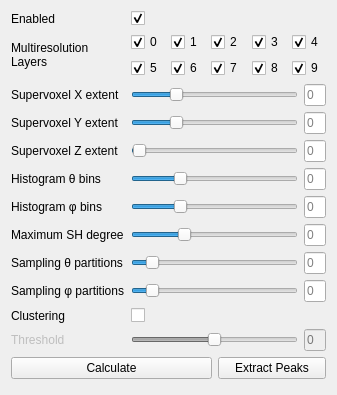
First picture: the form in include/pli_vis/ui/plugins/odf_toolbox.ui, repository VRGroupRWTH/pli_view, before the edit.
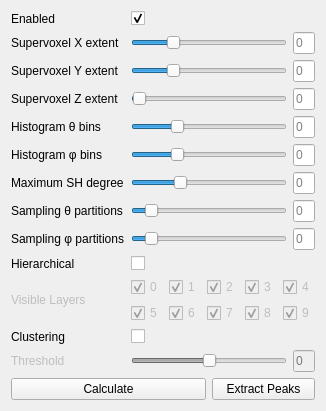
Second picture: the form after the edit.

Commit message: Hierarchical calculation is now optional and is togglable in the UI.

Patch:
```diff
--- a/include/pli_vis/ui/plugins/odf_toolbox.ui
+++ b/include/pli_vis/ui/plugins/odf_toolbox.ui
@@ -6,7 +6,7 @@
    <rect>
     <x>0</x>
     <y>0</y>
-    <width>337</width>
+    <width>294</width>
     <height>395</height>
    </rect>
   </property>
@@ -14,6 +14,13 @@
    <string>Orientation Distribution Function Toolbox</string>
   </property>
   <layout class="QGridLayout" name="gridLayout">
+   <item row="0" column="0">
+    <widget class="QLabel" name="label_enabled">
+     <property name="text">
+      <string>Enabled</string>
+     </property>
+    </widget>
+   </item>
    <item row="0" column="1">
     <widget class="QCheckBox" name="checkbox_enabled">
      <property name="layoutDirection">
@@ -27,61 +34,7 @@
      </property>
     </widget>
    </item>
-   <item row="5" column="1" colspan="2">
-    <widget class="QSlider" name="slider_histogram_theta">
-     <property name="sizePolicy">
-      <sizepolicy hsizetype="Preferred" vsizetype="Preferred">
-       <horstretch>4</horstretch>
-       <verstretch>0</verstretch>
-      </sizepolicy>
-     </property>
-     <property name="minimumSize">
-      <size>
-       <width>0</width>
-       <height>0</height>
-      </size>
-     </property>
-     <property name="maximum">
-      <number>360</number>
-     </property>
-     <property name="value">
-      <number>100</number>
-     </property>
-     <property name="orientation">
-      <enum>Qt::Horizontal</enum>
-     </property>
-    </widget>
-   </item>
-   <item row="5" column="3">
-    <widget class="QLineEdit" name="line_edit_histogram_theta">
-     <property name="sizePolicy">
-      <sizepolicy hsizetype="Preferred" vsizetype="Preferred">
-       <horstretch>1</horstretch>
-       <verstretch>0</verstretch>
-      </sizepolicy>
-     </property>
-     <property name="text">
-      <string/>
-     </property>
-     <property name="alignment">
-      <set>Qt::AlignLeading|Qt::AlignLeft|Qt::AlignVCenter</set>
-     </property>
-     <property name="placeholderText">
-      <string>0</string>
-     </property>
-    </widget>
-   </item>
-   <item row="6" column="0">
-    <widget class="QLabel" name="label_histogram_phi">
-     <property name="enabled">
-      <bool>true</bool>
-     </property>
-     <property name="text">
-      <string>Histogram φ bins</string>
-     </property>
-    </widget>
-   </item>
-   <item row="2" column="0">
+   <item row="1" column="0">
     <widget class="QLabel" name="label_vector_block_x">
      <property name="enabled">
       <bool>true</bool>
@@ -91,216 +44,7 @@
      </property>
     </widget>
    </item>
-   <item row="5" column="0">
-    <widget class="QLabel" name="label_histogram_theta">
-     <property name="enabled">
-      <bool>true</bool>
-     </property>
-     <property name="text">
-      <string>Histogram θ bins</string>
-     </property>
-    </widget>
-   </item>
-   <item row="6" column="1" colspan="2">
-    <widget class="QSlider" name="slider_histogram_phi">
-     <property name="sizePolicy">
-      <sizepolicy hsizetype="Preferred" vsizetype="Preferred">
-       <horstretch>4</horstretch>
-       <verstretch>0</verstretch>
-      </sizepolicy>
-     </property>
-     <property name="minimumSize">
-      <size>
-       <width>0</width>
-       <height>0</height>
-      </size>
-     </property>
-     <property name="maximum">
-      <number>180</number>
-     </property>
-     <property name="value">
-      <number>50</number>
-     </property>
-     <property name="orientation">
-      <enum>Qt::Horizontal</enum>
-     </property>
-    </widget>
-   </item>
-   <item row="3" column="0">
-    <widget class="QLabel" name="label_vector_block_y">
-     <property name="enabled">
-      <bool>true</bool>
-     </property>
-     <property name="text">
-      <string>Supervoxel Y extent</string>
-     </property>
-    </widget>
-   </item>
-   <item row="3" column="3">
-    <widget class="QLineEdit" name="line_edit_vector_block_y">
-     <property name="sizePolicy">
-      <sizepolicy hsizetype="Preferred" vsizetype="Preferred">
-       <horstretch>1</horstretch>
-       <verstretch>0</verstretch>
-      </sizepolicy>
-     </property>
-     <property name="text">
-      <string/>
-     </property>
-     <property name="alignment">
-      <set>Qt::AlignLeading|Qt::AlignLeft|Qt::AlignVCenter</set>
-     </property>
-     <property name="placeholderText">
-      <string>0</string>
-     </property>
-    </widget>
-   </item>
-   <item row="1" column="1" colspan="3">
-    <layout class="QGridLayout" name="layout_depth_checkboxes">
-     <item row="1" column="0">
-      <widget class="QCheckBox" name="checkbox_depth_5">
-       <property name="text">
-        <string>5</string>
-       </property>
-       <property name="checked">
-        <bool>true</bool>
-       </property>
-      </widget>
-     </item>
-     <item row="1" column="2">
-      <widget class="QCheckBox" name="checkbox_depth_7">
-       <property name="text">
-        <string>7</string>
-       </property>
-       <property name="checked">
-        <bool>true</bool>
-       </property>
-      </widget>
-     </item>
-     <item row="0" column="4">
-      <widget class="QCheckBox" name="checkbox_depth_4">
-       <property name="text">
-        <string>4</string>
-       </property>
-       <property name="checked">
-        <bool>true</bool>
-       </property>
-      </widget>
-     </item>
-     <item row="1" column="3">
-      <widget class="QCheckBox" name="checkbox_depth_8">
-       <property name="text">
-        <string>8</string>
-       </property>
-       <property name="checked">
-        <bool>true</bool>
-       </property>
-      </widget>
-     </item>
-     <item row="0" column="3">
-      <widget class="QCheckBox" name="checkbox_depth_3">
-       <property name="text">
-        <string>3</string>
-       </property>
-       <property name="checked">
-        <bool>true</bool>
-       </property>
-      </widget>
-     </item>
-     <item row="1" column="1">
-      <widget class="QCheckBox" name="checkbox_depth_6">
-       <property name="text">
-        <string>6</string>
-       </property>
-       <property name="checked">
-        <bool>true</bool>
-       </property>
-      </widget>
-     </item>
-     <item row="0" column="0">
-      <widget class="QCheckBox" name="checkbox_depth_0">
-       <property name="toolTip">
-        <string/>
-       </property>
-       <property name="text">
-        <string>0</string>
-       </property>
-       <property name="checked">
-        <bool>true</bool>
-       </property>
-      </widget>
-     </item>
-     <item row="0" column="2">
-      <widget class="QCheckBox" name="checkbox_depth_2">
-       <property name="text">
-        <string>2</string>
-       </property>
-       <property name="checked">
-        <bool>true</bool>
-       </property>
-      </widget>
-     </item>
-     <item row="0" column="1">
-      <widget class="QCheckBox" name="checkbox_depth_1">
-       <property name="text">
-        <string>1</string>
-       </property>
-       <property name="checked">
-        <bool>true</bool>
-       </property>
-      </widget>
-     </item>
-     <item row="1" column="4">
-      <widget class="QCheckBox" name="checkbox_depth_9">
-       <property name="text">
-        <string>9</string>
-       </property>
-       <property name="checked">
-        <bool>true</bool>
-       </property>
-      </widget>
-     </item>
-    </layout>
-   </item>
-   <item row="4" column="0">
-    <widget class="QLabel" name="label_vector_block_z">
-     <property name="enabled">
-      <bool>true</bool>
-     </property>
-     <property name="text">
-      <string>Supervoxel Z extent</string>
-     </property>
-    </widget>
-   </item>
-   <item row="4" column="1" colspan="2">
-    <widget class="QSlider" name="slider_vector_block_z">
-     <property name="sizePolicy">
-      <sizepolicy hsizetype="Preferred" vsizetype="Preferred">
-       <horstretch>4</horstretch>
-       <verstretch>0</verstretch>
-      </sizepolicy>
-     </property>
-     <property name="minimumSize">
-      <size>
-       <width>0</width>
-       <height>0</height>
-      </size>
-     </property>
-     <property name="maximum">
-      <number>256</number>
-     </property>
-     <property name="singleStep">
-      <number>1</number>
-     </property>
-     <property name="value">
-      <number>1</number>
-     </property>
-     <property name="orientation">
-      <enum>Qt::Horizontal</enum>
-     </property>
-    </widget>
-   </item>
-   <item row="2" column="1" colspan="2">
+   <item row="1" column="1" colspan="2">
     <widget class="QSlider" name="slider_vector_block_x">
      <property name="sizePolicy">
       <sizepolicy hsizetype="Preferred" vsizetype="Preferred">
@@ -334,7 +78,7 @@
      </property>
     </widget>
    </item>
-   <item row="2" column="3">
+   <item row="1" column="3">
     <widget class="QLineEdit" name="line_edit_vector_block_x">
      <property name="sizePolicy">
       <sizepolicy hsizetype="Preferred" vsizetype="Preferred">
@@ -353,7 +97,17 @@
      </property>
     </widget>
    </item>
-   <item row="3" column="1" colspan="2">
+   <item row="2" column="0">
+    <widget class="QLabel" name="label_vector_block_y">
+     <property name="enabled">
+      <bool>true</bool>
+     </property>
+     <property name="text">
+      <string>Supervoxel Y extent</string>
+     </property>
+    </widget>
+   </item>
+   <item row="2" column="1" colspan="2">
     <widget class="QSlider" name="slider_vector_block_y">
      <property name="sizePolicy">
       <sizepolicy hsizetype="Preferred" vsizetype="Preferred">
@@ -381,14 +135,64 @@
      </property>
     </widget>
    </item>
-   <item row="0" column="0">
-    <widget class="QLabel" name="label_enabled">
+   <item row="2" column="3">
+    <widget class="QLineEdit" name="line_edit_vector_block_y">
+     <property name="sizePolicy">
+      <sizepolicy hsizetype="Preferred" vsizetype="Preferred">
+       <horstretch>1</horstretch>
+       <verstretch>0</verstretch>
+      </sizepolicy>
+     </property>
      <property name="text">
-      <string>Enabled</string>
+      <string/>
      </property>
+     <property name="alignment">
+      <set>Qt::AlignLeading|Qt::AlignLeft|Qt::AlignVCenter</set>
+     </property>
+     <property name="placeholderText">
+      <string>0</string>
+     </property>
     </widget>
    </item>
-   <item row="4" column="3">
+   <item row="3" column="0">
+    <widget class="QLabel" name="label_vector_block_z">
+     <property name="enabled">
+      <bool>true</bool>
+     </property>
+     <property name="text">
+      <string>Supervoxel Z extent</string>
+     </property>
+    </widget>
+   </item>
+   <item row="3" column="1" colspan="2">
+    <widget class="QSlider" name="slider_vector_block_z">
+     <property name="sizePolicy">
+      <sizepolicy hsizetype="Preferred" vsizetype="Preferred">
+       <horstretch>4</horstretch>
+       <verstretch>0</verstretch>
+      </sizepolicy>
+     </property>
+     <property name="minimumSize">
+      <size>
+       <width>0</width>
+       <height>0</height>
+      </size>
+     </property>
+     <property name="maximum">
+      <number>256</number>
+     </property>
+     <property name="singleStep">
+      <number>1</number>
+     </property>
+     <property name="value">
+      <number>1</number>
+     </property>
+     <property name="orientation">
+      <enum>Qt::Horizontal</enum>
+     </property>
+    </widget>
+   </item>
+   <item row="3" column="3">
     <widget class="QLineEdit" name="line_edit_vector_block_z">
      <property name="sizePolicy">
       <sizepolicy hsizetype="Preferred" vsizetype="Preferred">
@@ -407,26 +211,18 @@
      </property>
     </widget>
    </item>
-   <item row="1" column="0">
-    <widget class="QLabel" name="label_depths">
-     <property name="text">
-      <string>Multiresolution
-Layers</string>
-     </property>
-    </widget>
-   </item>
-   <item row="8" column="0">
-    <widget class="QLabel" name="label_sampling_theta">
+   <item row="4" column="0">
+    <widget class="QLabel" name="label_histogram_theta">
      <property name="enabled">
       <bool>true</bool>
      </property>
      <property name="text">
-      <string>Sampling θ partitions</string>
+      <string>Histogram θ bins</string>
      </property>
     </widget>
    </item>
-   <item row="8" column="1" colspan="2">
-    <widget class="QSlider" name="slider_sampling_theta">
+   <item row="4" column="1" colspan="2">
+    <widget class="QSlider" name="slider_histogram_theta">
      <property name="sizePolicy">
       <sizepolicy hsizetype="Preferred" vsizetype="Preferred">
        <horstretch>4</horstretch>
@@ -443,34 +239,68 @@
       <number>360</number>
      </property>
      <property name="value">
-      <number>32</number>
+      <number>100</number>
      </property>
      <property name="orientation">
       <enum>Qt::Horizontal</enum>
      </property>
     </widget>
    </item>
-   <item row="11" column="0">
-    <widget class="QLabel" name="label_threshold">
-     <property name="enabled">
-      <bool>false</bool>
+   <item row="4" column="3">
+    <widget class="QLineEdit" name="line_edit_histogram_theta">
+     <property name="sizePolicy">
+      <sizepolicy hsizetype="Preferred" vsizetype="Preferred">
+       <horstretch>1</horstretch>
+       <verstretch>0</verstretch>
+      </sizepolicy>
      </property>
      <property name="text">
-      <string>Threshold</string>
+      <string/>
+     </property>
+     <property name="alignment">
+      <set>Qt::AlignLeading|Qt::AlignLeft|Qt::AlignVCenter</set>
+     </property>
+     <property name="placeholderText">
+      <string>0</string>
      </property>
     </widget>
    </item>
-   <item row="9" column="0">
-    <widget class="QLabel" name="label_sampling_phi">
+   <item row="5" column="0">
+    <widget class="QLabel" name="label_histogram_phi">
      <property name="enabled">
       <bool>true</bool>
      </property>
      <property name="text">
-      <string>Sampling φ partitions</string>
+      <string>Histogram φ bins</string>
      </property>
     </widget>
    </item>
-   <item row="6" column="3">
+   <item row="5" column="1" colspan="2">
+    <widget class="QSlider" name="slider_histogram_phi">
+     <property name="sizePolicy">
+      <sizepolicy hsizetype="Preferred" vsizetype="Preferred">
+       <horstretch>4</horstretch>
+       <verstretch>0</verstretch>
+      </sizepolicy>
+     </property>
+     <property name="minimumSize">
+      <size>
+       <width>0</width>
+       <height>0</height>
+      </size>
+     </property>
+     <property name="maximum">
+      <number>180</number>
+     </property>
+     <property name="value">
+      <number>50</number>
+     </property>
+     <property name="orientation">
+      <enum>Qt::Horizontal</enum>
+     </property>
+    </widget>
+   </item>
+   <item row="5" column="3">
     <widget class="QLineEdit" name="line_edit_histogram_phi">
      <property name="sizePolicy">
       <sizepolicy hsizetype="Preferred" vsizetype="Preferred">
@@ -489,7 +319,17 @@
      </property>
     </widget>
    </item>
-   <item row="7" column="1" colspan="2">
+   <item row="6" column="0">
+    <widget class="QLabel" name="label_maximum_sh_degree">
+     <property name="enabled">
+      <bool>true</bool>
+     </property>
+     <property name="text">
+      <string>Maximum SH degree</string>
+     </property>
+    </widget>
+   </item>
+   <item row="6" column="1" colspan="2">
     <widget class="QSlider" name="slider_maximum_sh_degree">
      <property name="sizePolicy">
       <sizepolicy hsizetype="Preferred" vsizetype="Preferred">
@@ -514,17 +354,61 @@
      </property>
     </widget>
    </item>
+   <item row="6" column="3">
+    <widget class="QLineEdit" name="line_edit_maximum_sh_degree">
+     <property name="sizePolicy">
+      <sizepolicy hsizetype="Preferred" vsizetype="Preferred">
+       <horstretch>1</horstretch>
+       <verstretch>0</verstretch>
+      </sizepolicy>
+     </property>
+     <property name="text">
+      <string/>
+     </property>
+     <property name="alignment">
+      <set>Qt::AlignLeading|Qt::AlignLeft|Qt::AlignVCenter</set>
+     </property>
+     <property name="placeholderText">
+      <string>0</string>
+     </property>
+    </widget>
+   </item>
    <item row="7" column="0">
-    <widget class="QLabel" name="label_maximum_sh_degree">
+    <widget class="QLabel" name="label_sampling_theta">
      <property name="enabled">
       <bool>true</bool>
      </property>
      <property name="text">
-      <string>Maximum SH degree</string>
+      <string>Sampling θ partitions</string>
      </property>
     </widget>
    </item>
-   <item row="8" column="3">
+   <item row="7" column="1" colspan="2">
+    <widget class="QSlider" name="slider_sampling_theta">
+     <property name="sizePolicy">
+      <sizepolicy hsizetype="Preferred" vsizetype="Preferred">
+       <horstretch>4</horstretch>
+       <verstretch>0</verstretch>
+      </sizepolicy>
+     </property>
+     <property name="minimumSize">
+      <size>
+       <width>0</width>
+       <height>0</height>
+      </size>
+     </property>
+     <property name="maximum">
+      <number>360</number>
+     </property>
+     <property name="value">
+      <number>32</number>
+     </property>
+     <property name="orientation">
+      <enum>Qt::Horizontal</enum>
+     </property>
+    </widget>
+   </item>
+   <item row="7" column="3">
     <widget class="QLineEdit" name="line_edit_sampling_theta">
      <property name="sizePolicy">
       <sizepolicy hsizetype="Preferred" vsizetype="Preferred">
@@ -543,26 +427,17 @@
      </property>
     </widget>
    </item>
-   <item row="9" column="3">
-    <widget class="QLineEdit" name="line_edit_sampling_phi">
-     <property name="sizePolicy">
-      <sizepolicy hsizetype="Preferred" vsizetype="Preferred">
-       <horstretch>1</horstretch>
-       <verstretch>0</verstretch>
-      </sizepolicy>
+   <item row="8" column="0">
+    <widget class="QLabel" name="label_sampling_phi">
+     <property name="enabled">
+      <bool>true</bool>
      </property>
      <property name="text">
-      <string/>
-     </property>
-     <property name="alignment">
-      <set>Qt::AlignLeading|Qt::AlignLeft|Qt::AlignVCenter</set>
-     </property>
-     <property name="placeholderText">
-      <string>0</string>
+      <string>Sampling φ partitions</string>
      </property>
     </widget>
    </item>
-   <item row="9" column="1" colspan="2">
+   <item row="8" column="1" colspan="2">
     <widget class="QSlider" name="slider_sampling_phi">
      <property name="sizePolicy">
       <sizepolicy hsizetype="Preferred" vsizetype="Preferred">
@@ -587,55 +462,98 @@
      </property>
     </widget>
    </item>
+   <item row="8" column="3">
+    <widget class="QLineEdit" name="line_edit_sampling_phi">
+     <property name="sizePolicy">
+      <sizepolicy hsizetype="Preferred" vsizetype="Preferred">
+       <horstretch>1</horstretch>
+       <verstretch>0</verstretch>
+      </sizepolicy>
+     </property>
+     <property name="text">
+      <string/>
+     </property>
+     <property name="alignment">
+      <set>Qt::AlignLeading|Qt::AlignLeft|Qt::AlignVCenter</set>
+     </property>
+     <property name="placeholderText">
+      <string>0</string>
+     </property>
+    </widget>
+   </item>
+   <item row="9" column="0">
+    <widget class="QLabel" name="label_hierarchical">
+     <property name="text">
+      <string>Hierarchical</string>
+     </property>
+    </widget>
+   </item>
+   <item row="9" column="1">
+    <widget class="QCheckBox" name="checkbox_hierarchical">
+     <property name="enabled">
+      <bool>true</bool>
+     </property>
+     <property name="toolTip">
+      <string>See [HDAG2017].</string>
+     </property>
+     <property name="layoutDirection">
+      <enum>Qt::LeftToRight</enum>
+     </property>
+     <property name="text">
+      <string/>
+     </property>
+     <property name="checked">
+      <bool>false</bool>
+     </property>
+    </widget>
+   </item>
    <item row="10" column="0">
+    <widget class="QLabel" name="label_layer_checkboxes">
+     <property name="enabled">
+      <bool>false</bool>
+     </property>
+     <property name="text">
+      <string>Visible Layers</string>
+     </property>
+    </widget>
+   </item>
+   <item row="11" column="0">
     <widget class="QLabel" name="label_clustering_enabled">
      <property name="text">
       <string>Clustering</string>
      </property>
     </widget>
    </item>
-   <item row="11" column="3">
-    <widget class="QLineEdit" name="line_edit_threshold">
+   <item row="11" column="1">
+    <widget class="QCheckBox" name="checkbox_clustering_enabled">
      <property name="enabled">
-      <bool>false</bool>
+      <bool>true</bool>
      </property>
-     <property name="sizePolicy">
-      <sizepolicy hsizetype="Preferred" vsizetype="Preferred">
-       <horstretch>1</horstretch>
-       <verstretch>0</verstretch>
-      </sizepolicy>
+     <property name="toolTip">
+      <string>See [HDAG2017].</string>
      </property>
+     <property name="layoutDirection">
+      <enum>Qt::LeftToRight</enum>
+     </property>
      <property name="text">
       <string/>
      </property>
-     <property name="alignment">
-      <set>Qt::AlignLeading|Qt::AlignLeft|Qt::AlignVCenter</set>
+     <property name="checked">
+      <bool>false</bool>
      </property>
-     <property name="placeholderText">
-      <string>0</string>
-     </property>
     </widget>
    </item>
-   <item row="7" column="3">
-    <widget class="QLineEdit" name="line_edit_maximum_sh_degree">
-     <property name="sizePolicy">
-      <sizepolicy hsizetype="Preferred" vsizetype="Preferred">
-       <horstretch>1</horstretch>
-       <verstretch>0</verstretch>
-      </sizepolicy>
+   <item row="12" column="0">
+    <widget class="QLabel" name="label_threshold">
+     <property name="enabled">
+      <bool>false</bool>
      </property>
      <property name="text">
-      <string/>
+      <string>Threshold</string>
      </property>
-     <property name="alignment">
-      <set>Qt::AlignLeading|Qt::AlignLeft|Qt::AlignVCenter</set>
-     </property>
-     <property name="placeholderText">
-      <string>0</string>
-     </property>
     </widget>
    </item>
-   <item row="11" column="1" colspan="2">
+   <item row="12" column="1" colspan="2">
     <widget class="QSlider" name="slider_threshold">
      <property name="enabled">
       <bool>false</bool>
@@ -666,26 +584,170 @@
      </property>
     </widget>
    </item>
-   <item row="10" column="1">
-    <widget class="QCheckBox" name="checkbox_clustering_enabled">
+   <item row="12" column="3">
+    <widget class="QLineEdit" name="line_edit_threshold">
      <property name="enabled">
-      <bool>true</bool>
+      <bool>false</bool>
      </property>
-     <property name="toolTip">
-      <string>See [HDAG2017].</string>
-     </property>
-     <property name="layoutDirection">
-      <enum>Qt::LeftToRight</enum>
+     <property name="sizePolicy">
+      <sizepolicy hsizetype="Preferred" vsizetype="Preferred">
+       <horstretch>1</horstretch>
+       <verstretch>0</verstretch>
+      </sizepolicy>
      </property>
      <property name="text">
       <string/>
      </property>
-     <property name="checked">
+     <property name="alignment">
+      <set>Qt::AlignLeading|Qt::AlignLeft|Qt::AlignVCenter</set>
+     </property>
+     <property name="placeholderText">
+      <string>0</string>
+     </property>
+    </widget>
+   </item>
+   <item row="13" column="0" colspan="2">
+    <widget class="QPushButton" name="button_calculate">
+     <property name="text">
+      <string>Calculate</string>
+     </property>
+    </widget>
+   </item>
+   <item row="13" column="2" colspan="2">
+    <widget class="QPushButton" name="button_extract_peaks">
+     <property name="text">
+      <string>Extract Peaks</string>
+     </property>
+    </widget>
+   </item>
+   <item row="10" column="1" colspan="3">
+    <widget class="QWidget" name="layout_layer_checkboxes" native="true">
+     <property name="enabled">
       <bool>false</bool>
      </property>
+     <layout class="QGridLayout" name="layout_depth_checkboxes">
+      <property name="leftMargin">
+       <number>0</number>
+      </property>
+      <property name="topMargin">
+       <number>0</number>
+      </property>
+      <property name="rightMargin">
+       <number>0</number>
+      </property>
+      <property name="bottomMargin">
+       <number>0</number>
+      </property>
+      <property name="spacing">
+       <number>6</number>
+      </property>
+      <item row="1" column="0">
+       <widget class="QCheckBox" name="checkbox_depth_5">
+        <property name="text">
+         <string>5</string>
+        </property>
+        <property name="checked">
+         <bool>true</bool>
+        </property>
+       </widget>
+      </item>
+      <item row="1" column="2">
+       <widget class="QCheckBox" name="checkbox_depth_7">
+        <property name="text">
+         <string>7</string>
+        </property>
+        <property name="checked">
+         <bool>true</bool>
+        </property>
+       </widget>
+      </item>
+      <item row="0" column="4">
+       <widget class="QCheckBox" name="checkbox_depth_4">
+        <property name="text">
+         <string>4</string>
+        </property>
+        <property name="checked">
+         <bool>true</bool>
+        </property>
+       </widget>
+      </item>
+      <item row="1" column="3">
+       <widget class="QCheckBox" name="checkbox_depth_8">
+        <property name="text">
+         <string>8</string>
+        </property>
+        <property name="checked">
+         <bool>true</bool>
+        </property>
+       </widget>
+      </item>
+      <item row="0" column="3">
+       <widget class="QCheckBox" name="checkbox_depth_3">
+        <property name="text">
+         <string>3</string>
+        </property>
+        <property name="checked">
+         <bool>true</bool>
+        </property>
+       </widget>
+      </item>
+      <item row="1" column="1">
+       <widget class="QCheckBox" name="checkbox_depth_6">
+        <property name="text">
+         <string>6</string>
+        </property>
+        <property name="checked">
+         <bool>true</bool>
+        </property>
+       </widget>
+      </item>
+      <item row="0" column="0">
+       <widget class="QCheckBox" name="checkbox_depth_0">
+        <property name="toolTip">
+         <string/>
+        </property>
+        <property name="text">
+         <string>0</string>
+        </property>
+        <property name="checked">
+         <bool>true</bool>
+        </property>
+       </widget>
+      </item>
+      <item row="0" column="2">
+       <widget class="QCheckBox" name="checkbox_depth_2">
+        <property name="text">
+         <string>2</string>
+        </property>
+        <property name="checked">
+         <bool>true</bool>
+        </property>
+       </widget>
+      </item>
+      <item row="0" column="1">
+       <widget class="QCheckBox" name="checkbox_depth_1">
+        <property name="text">
+         <string>1</string>
+        </property>
+        <property name="checked">
+         <bool>true</bool>
+        </property>
+       </widget>
+      </item>
+      <item row="1" column="4">
+       <widget class="QCheckBox" name="checkbox_depth_9">
+        <property name="text">
+         <string>9</string>
+        </property>
+        <property name="checked">
+         <bool>true</bool>
+        </property>
+       </widget>
+      </item>
+     </layout>
     </widget>
    </item>
-   <item row="13" column="0">
+   <item row="14" column="0" colspan="4">
     <spacer name="spacer">
      <property name="orientation">
       <enum>Qt::Vertical</enum>
@@ -698,20 +760,6 @@
      </property>
     </spacer>
    </item>
-   <item row="12" column="0" colspan="2">
-    <widget class="QPushButton" name="button_calculate">
-     <property name="text">
-      <string>Calculate</string>
-     </property>
-    </widget>
-   </item>
-   <item row="12" column="2" colspan="2">
-    <widget class="QPushButton" name="button_extract_peaks">
-     <property name="text">
-      <string>Extract Peaks</string>
-     </property>
-    </widget>
-   </item>
   </layout>
  </widget>
  <tabstops>
```
The commit also changes 5 other files.
